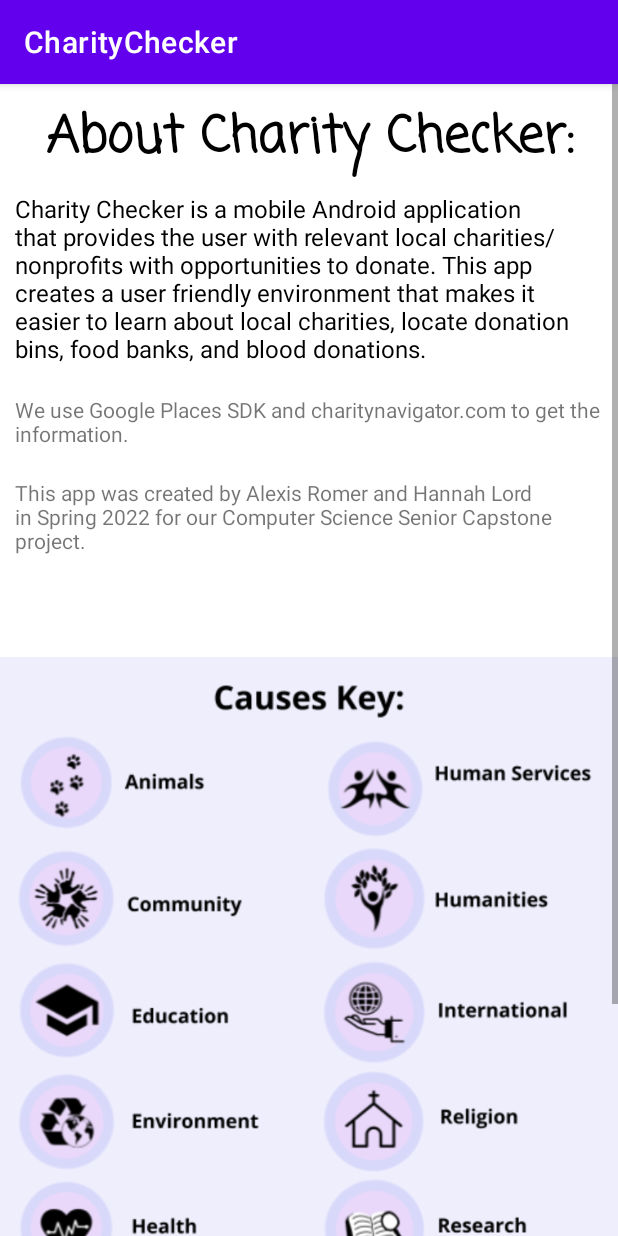
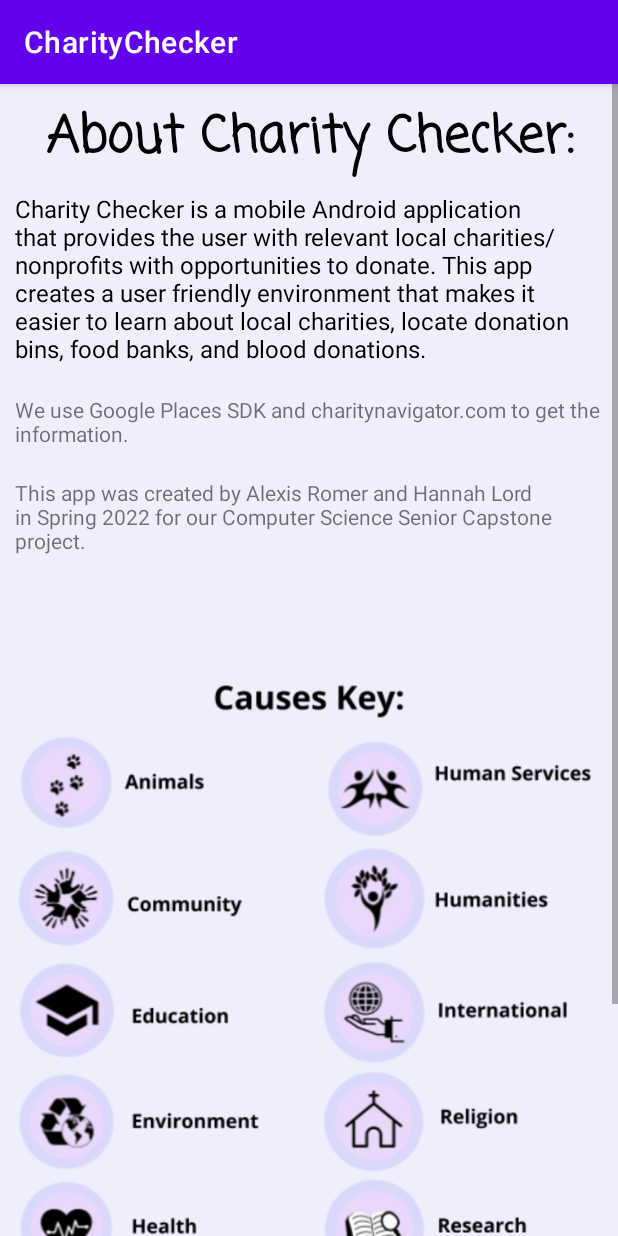
Before and after one commit to alexisromer/CharityChecker, an Android app: the aboutActivity screen opened directly, with no data from a screen before it, on a phone screen of 412 x 824 dp. Run offline under Robolectric (Android 15) with nearby library versions, the phone set to English and light mode, and no system bars.

Commit message:
background changed

```diff
--- a/app/src/main/res/layout/activity_about.xml
+++ b/app/src/main/res/layout/activity_about.xml
@@ -4,7 +4,8 @@
     xmlns:tools="http://schemas.android.com/tools"
     android:layout_width="match_parent"
     android:layout_height="match_parent"
-    tools:context=".aboutActivity">
+    tools:context=".aboutActivity"
+    android:background="@color/pink_purple">
 
     <ScrollView
         android:id="@+id/aboutScroll"
@@ -66,8 +67,8 @@
                 android:id="@+id/keyImageView"
                 android:layout_width="wrap_content"
                 android:layout_height="match_parent"
-                app:srcCompat="@drawable/logos">
-            </ImageView>
+                android:backgroundTint="@color/pink_purple"
+                app:srcCompat="@drawable/logos"></ImageView>
         </LinearLayout>
     </ScrollView>
 
```
